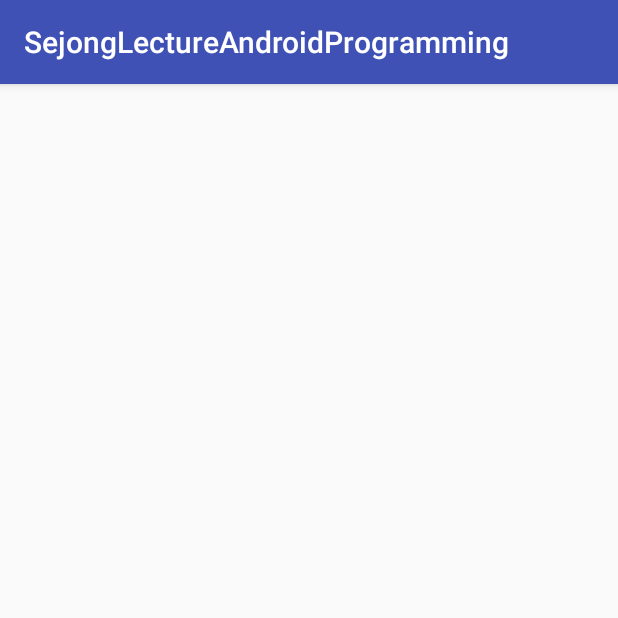
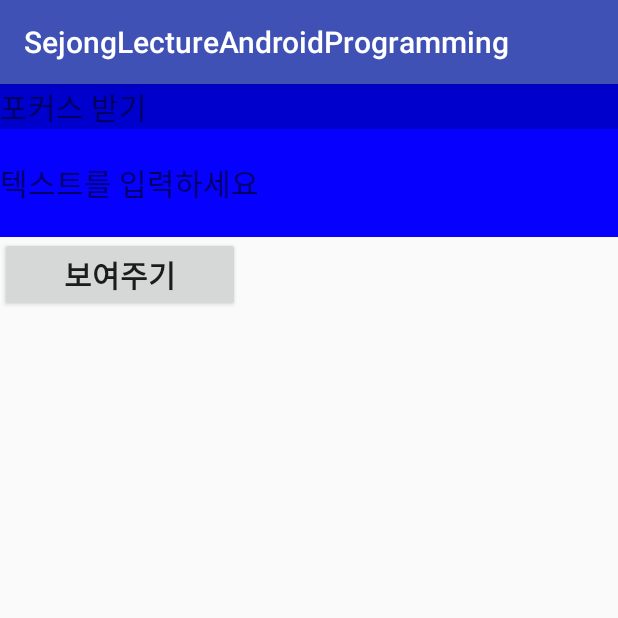
Before and after one commit to antaehyeon/SejongLecture_AndroidProgramming, an Android app: the FocusActivity screen opened directly, with no data from a screen before it, on a phone screen of 412 x 824 dp, the top half of it. Run offline under Robolectric (Android 15) with nearby library versions, the phone set to English and light mode, and no system bars.

Commit message:
Add FocusActivity, activity_focus - Focuse 기능 추가 - drawable/button_selector을 이용해서 Focus 구분

```diff
--- a/Android_Lecture_example/app/src/main/java/com/example/hyeon/sejonglectureandroidprogramming/MainActivity.java
+++ b/Android_Lecture_example/app/src/main/java/com/example/hyeon/sejonglectureandroidprogramming/MainActivity.java
@@ -12,6 +12,7 @@ public class MainActivity extends AppCompatActivity {
     Button runServiceButton;
     Button runBroadCastButton;
     Button runEventHandlingButton;
+    Button runFocusButton;
 
     @Override
     protected void onCreate(Bundle savedInstanceState) {
@@ -45,6 +46,14 @@ public class MainActivity extends AppCompatActivity {
             }
         });
 
+        runFocusButton = (Button) findViewById(R.id.btn_focus);
+        runFocusButton.setOnClickListener(new View.OnClickListener() {
+            @Override
+            public void onClick(View view) {
+                startActivity(new Intent(getApplicationContext(), FocusActivity.class));
+            }
+        });
+
     } // FUNCTION - onCreate
 
     @Override
--- /dev/null
+++ b/Android_Lecture_example/app/src/main/res/drawable/button_selector.xml
@@ -0,0 +1,17 @@
+<?xml version="1.0" encoding="utf-8"?>
+<selector xmlns:android="http://schemas.android.com/apk/res/android">
+    <item
+        android:state_focused="true"
+        android:state_pressed="true"
+        android:drawable="@drawable/red" />
+
+    <item
+        android:state_focused="false"
+        android:state_pressed="true"
+        android:drawable="@drawable/red" />
+
+    <item
+        android:drawable="@drawable/blue" />
+
+
+</selector>
--- a/Android_Lecture_example/app/src/main/res/layout/activity_focus.xml
+++ b/Android_Lecture_example/app/src/main/res/layout/activity_focus.xml
@@ -1,9 +1,37 @@
 <?xml version="1.0" encoding="utf-8"?>
-<android.support.constraint.ConstraintLayout xmlns:android="http://schemas.android.com/apk/res/android"
+<LinearLayout xmlns:android="http://schemas.android.com/apk/res/android"
     xmlns:app="http://schemas.android.com/apk/res-auto"
     xmlns:tools="http://schemas.android.com/tools"
     android:layout_width="match_parent"
     android:layout_height="match_parent"
-    tools:context=".FocusActivity">
+    tools:context=".FocusActivity"
+    android:orientation="vertical">
 
-</android.support.constraint.ConstraintLayout>
+    <TextView
+        android:id="@+id/textView"
+        android:layout_width="match_parent"
+        android:layout_height="wrap_content"
+        android:background="#FF0000CC"
+        android:text="포커스 받기"
+        android:textSize="20dp"
+        android:focusable="true"/>
+
+    <EditText
+        android:id="@+id/editText"
+        android:layout_width="match_parent"
+        android:layout_height="wrap_content"
+        android:hint="텍스트를 입력하세요"
+        android:textSize="20dp"
+        android:background="@drawable/button_selector"/>
+
+    <Button
+        android:id="@+id/showButton"
+        android:layout_width="160dp"
+        android:layout_height="wrap_content"
+        android:text="보여주기"
+        android:textSize="20dp"
+        android:textStyle="bold"
+        />
+
+
+</LinearLayout>
--- a/Android_Lecture_example/app/src/main/res/layout/activity_main.xml
+++ b/Android_Lecture_example/app/src/main/res/layout/activity_main.xml
@@ -29,6 +29,13 @@
                 android:layout_height="wrap_content"
                 android:text="EventHandling"/>
 
+            <Button
+                android:id="@+id/btn_focus"
+                android:layout_width="wrap_content"
+                android:layout_height="wrap_content"
+                android:text="EventHandling"/>
+
+
         </TableRow>
     </TableLayout>
 
```
Also changed, not shown: Android_Lecture_example/app/src/main/res/drawable/blue.png (added), Android_Lecture_example/app/src/main/res/drawable/red.png (added).
